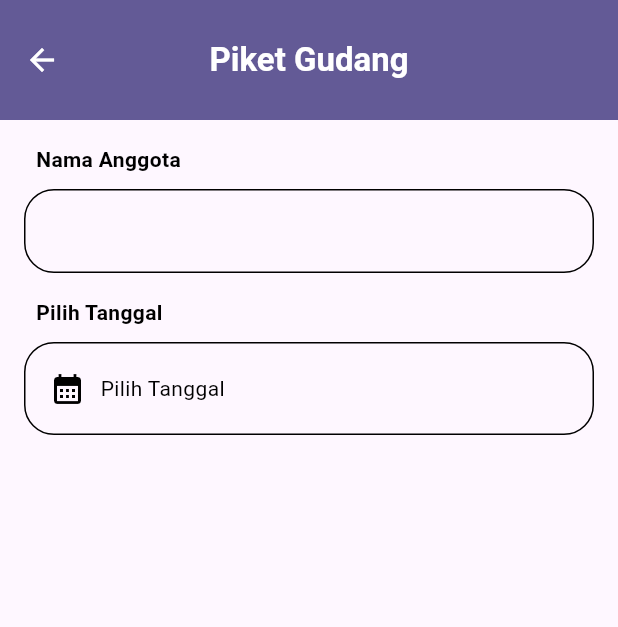
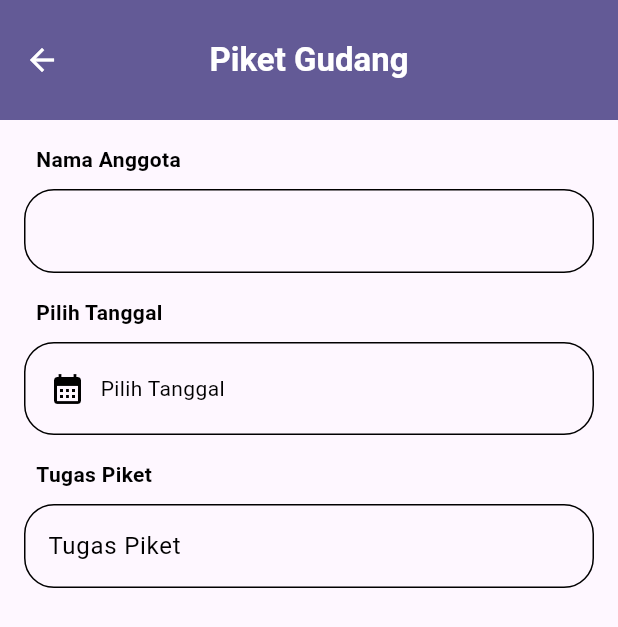
Before and after one commit to emzhran/20220140118_UCP1Flutter, a Flutter app: the PiketGudang screen opened directly with empty values, on a phone screen of 412 x 824 dp. Shown: the top 627 px of the screen. Run offline on Flutter 3.47's test engine with Material 3 defaults, Android fonts, the phone set to English and light mode, and no system bars.

Commit message:
menambahkan TextFormField untuk input tugas piket

```diff
--- a/lib/piket_gudang.dart
+++ b/lib/piket_gudang.dart
@@ -74,17 +74,20 @@ class _PiketGudangState extends State<PiketGudang> {
         centerTitle: true,
         toolbarHeight: 80,
         backgroundColor: Color.fromARGB(184, 39, 29, 109),
-        title: const Text('Piket Gudang',
-        style: TextStyle(
-          fontWeight: FontWeight.bold,
-          color: Colors.white
-        )),
+        title: const Text(
+          'Piket Gudang',
+          style: TextStyle(fontWeight: FontWeight.bold, color: Colors.white),
+        ),
         leading: IconButton(
-          onPressed: () => Navigator.pushReplacement(
+          onPressed:
+              () => Navigator.pushReplacement(
                 context,
-            MaterialPageRoute(builder: (context) => HomePage(email: displayName)),
+                MaterialPageRoute(
+                  builder: (context) => HomePage(email: displayName),
                 ),
-          icon: const Icon(Icons.arrow_back, color: Colors.white)),
+              ),
+          icon: const Icon(Icons.arrow_back, color: Colors.white),
+        ),
       ),
       body: SingleChildScrollView(
         padding: const EdgeInsets.all(16),
@@ -95,12 +98,14 @@ class _PiketGudangState extends State<PiketGudang> {
             children: [
               const Padding(
                 padding: EdgeInsets.only(left: 8.0),
-                child: Text('Nama Anggota',
+                child: Text(
+                  'Nama Anggota',
                   style: TextStyle(
                     color: Colors.black,
                     fontSize: 14,
-                  fontWeight: FontWeight.bold
-                ),),
+                    fontWeight: FontWeight.bold,
+                  ),
+                ),
               ),
               const SizedBox(height: 10),
               TextFormField(
@@ -108,23 +113,25 @@ class _PiketGudangState extends State<PiketGudang> {
                 readOnly: true,
                 decoration: InputDecoration(
                   border: OutlineInputBorder(
-                    borderRadius: BorderRadius.circular(20.0)
+                    borderRadius: BorderRadius.circular(20.0),
                   ),
                   enabledBorder: OutlineInputBorder(
                     borderRadius: BorderRadius.circular(20.0),
-                    borderSide: BorderSide(color: Colors.black)
-                  )
+                    borderSide: BorderSide(color: Colors.black),
+                  ),
                 ),
               ),
               const SizedBox(height: 16),
               const Padding(
                 padding: EdgeInsets.only(left: 8.0),
-                child: Text('Pilih Tanggal',
+                child: Text(
+                  'Pilih Tanggal',
                   style: TextStyle(
                     color: Colors.black,
                     fontWeight: FontWeight.bold,
                     fontSize: 14,
-                )),
+                  ),
+                ),
               ),
               const SizedBox(height: 10),
               GestureDetector(
@@ -140,8 +147,10 @@ class _PiketGudangState extends State<PiketGudang> {
                       const Icon(Icons.calendar_month, color: Colors.black),
                       const SizedBox(width: 10),
                       Text(
-                        selectedDate != null ? _formatTanggal(selectedDate) : 'Pilih Tanggal',
-                        style: const TextStyle(color: Colors.black),
+                        selectedDate != null
+                            ? _formatTanggal(selectedDate)
+                            : 'Pilih Tanggal',
+                        style: TextStyle(color: Colors.black),
                       ),
                     ],
                   ),
@@ -155,8 +164,48 @@ class _PiketGudangState extends State<PiketGudang> {
                     style: const TextStyle(color: Colors.red, fontSize: 14),
                   ),
                 ),
+              const SizedBox(height: 16),
+              const Padding(
+                padding: const EdgeInsets.only(left: 8.0),
+                child: Text(
+                  'Tugas Piket',
+                  style: TextStyle(
+                    color: Colors.black,
+                    fontWeight: FontWeight.bold,
+                    fontSize: 14,
+                  ),
+                ),
+              ),
+              const SizedBox(height: 10),
+              Row(
+                children: [
+                  Expanded(
+                    child: TextFormField(
+                      controller: tugasController,
+                      decoration: InputDecoration(
+                        border: OutlineInputBorder(
+                          borderRadius: BorderRadius.circular(20.0),
+                        ),
+                        enabledBorder: OutlineInputBorder(
+                          borderRadius: BorderRadius.circular(20.0),
+                          borderSide: BorderSide(color: Colors.black),
+                        ),
+                        hintText: 'Tugas Piket',
+                        hintStyle: TextStyle(color: Colors.black),
+                      ),
+                      validator: (value) {
+                        if (value == null || value.isEmpty) {
+                          return 'Tugas tidak boleh kosong';
+                        }
+                        return null;
+                      },
+                    ),
+                  ),
                 ],
-          )),
+              ),
+            ],
+          ),
+        ),
       ),
     );
   }
```
Lines whose indentation alone changed are shown as unchanged.
